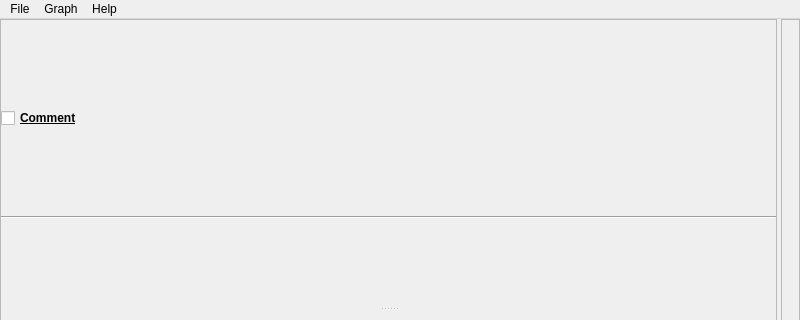
Qt form appli/grapher/ui/grapher.ui (snaress/bank) before a commit; both pictures show x 0 to 800 and y 0 to 320 of the 800 by 800 pixel window.
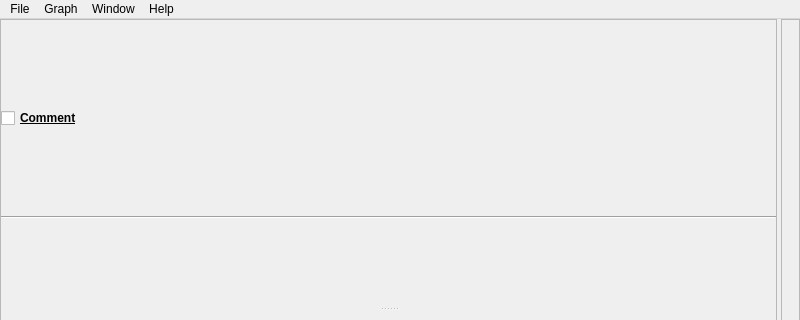
The same form after that commit.

Commit message: Grapher: Add moveNode

Diff of the .ui file:
```diff
--- a/appli/grapher/ui/grapher.ui
+++ b/appli/grapher/ui/grapher.ui
@@ -217,8 +217,18 @@
     <addaction name="miPushNodes"/>
     <addaction name="miPullNodes"/>
    </widget>
+   <widget class="QMenu" name="menuWindow">
+    <property name="title">
+     <string>Window</string>
+    </property>
+    <addaction name="miNodeEditor"/>
+    <addaction name="separator"/>
+    <addaction name="miXterm"/>
+    <addaction name="miXplorer"/>
+   </widget>
    <addaction name="menuFile"/>
    <addaction name="menuGraph"/>
+   <addaction name="menuWindow"/>
    <addaction name="menuHelp"/>
   </widget>
   <widget class="QStatusBar" name="statusbar"/>
```
Left out of the diff: 36 changed lines with no effect on the pictures. The commit also changes 5 other files.
